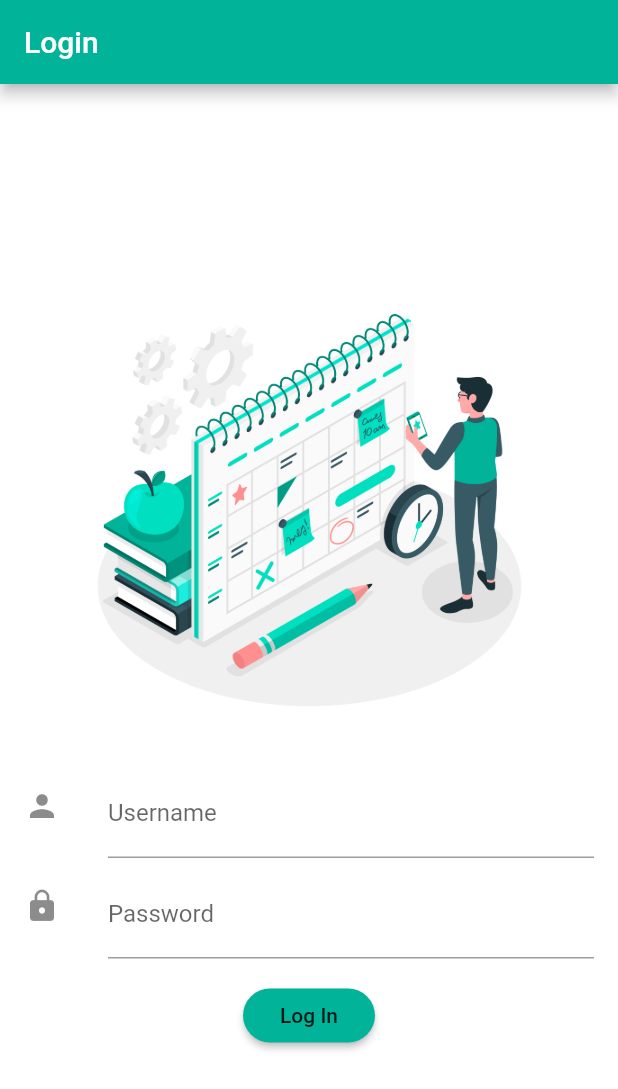
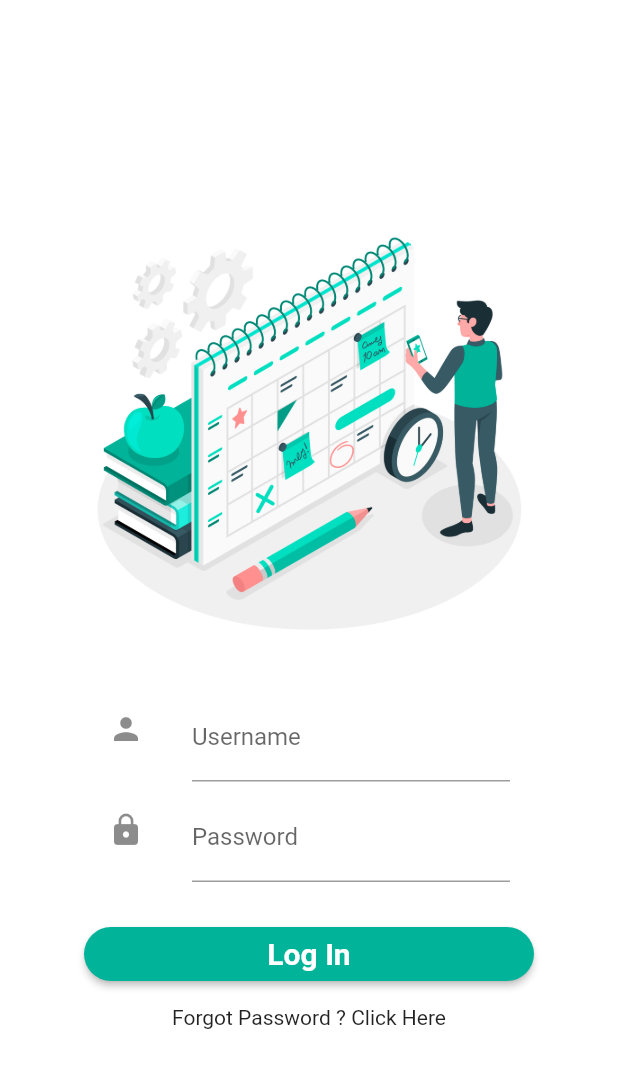
Before and after one commit to CYBERNAUTS-IIITU/scheduler-mobile, a Flutter app: the screen it shows after launch, on a phone screen of 412 x 824 dp. Shown: the top 1089 px of the screen. Run offline on Flutter 3.47's test engine with Material 2 defaults, Android fonts, the phone set to English and light mode, and no system bars.

Commit message:
Login screen Updated

```diff
--- a/lib/main.dart
+++ b/lib/main.dart
@@ -1,21 +1,28 @@
 import 'package:flutter/material.dart';
 import 'color.dart';
+import 'package:flutter/services.dart';
 
 void main() => runApp(LoginScreen());
 
 class LoginScreen extends StatelessWidget {
   @override
   Widget build(BuildContext context) {
+
+    SystemChrome.setSystemUIOverlayStyle(SystemUiOverlayStyle(
+      statusBarColor: clr1,
+    ));
+
     return MaterialApp(
       title: "Login",
+      theme: ThemeData(
+      ),
       debugShowCheckedModeBanner: false,
       home: Scaffold(
         backgroundColor: Colors.white,
-        appBar: AppBar(
-          title: Text("Login"),
-          backgroundColor: clr1,
-        ),
-
+        // appBar: AppBar(
+        //   title: Text("Login"),
+        //   backgroundColor: clr1,
+        // ),
         body: Center(
           child: SingleChildScrollView(
             child: Column(
@@ -29,7 +36,9 @@ class LoginScreen extends StatelessWidget {
                   width: 300,),
                   ),
 
-                ListTile(
+                SizedBox(
+                  width: 300,
+                  child: ListTile(
                     leading: Icon(Icons.person),
                     title: TextFormField(
                       validator: (input){
@@ -43,8 +52,11 @@ class LoginScreen extends StatelessWidget {
                       ),
                     ),
                   ),
+                ),
 
-                ListTile(
+                SizedBox(
+                  width: 300,
+                  child: ListTile(
                     leading: Icon(Icons.lock),
                     title: TextFormField(
                       validator: (input){
@@ -58,17 +70,34 @@ class LoginScreen extends StatelessWidget {
                       ),
                     ),
                   ),
+                ),
 
                 Padding(
-                  padding: EdgeInsets.all(10.0),
-                  child: RaisedButton(
-                    child: Text("  Log In  "),
+                  padding: EdgeInsets.fromLTRB(20, 20, 20, 10),
+                  child: SizedBox(
+                      width: 300,
+                      child: MaterialButton(
+                        child: Text("  Log In  ",
+                        style: TextStyle(
+                          fontSize: 20.0,
+                          fontWeight: FontWeight.bold,
+                          color: Colors.white,
+
+                        ),),
                         onPressed:(){},
                         shape: RoundedRectangleBorder(
                           borderRadius: BorderRadius.circular(20.0),
                         ),
                         color: clr1,
+                      ),
+                  ),
+                ),
 
+                Padding(
+                  padding: EdgeInsets.fromLTRB(20, 0, 20, 20),
+                  child: GestureDetector(
+                    onTap: (){},
+                    child: Text("Forgot Password ? Click Here"),
                   ),
                 )
               ],
```
Lines whose indentation alone changed are shown as unchanged.
